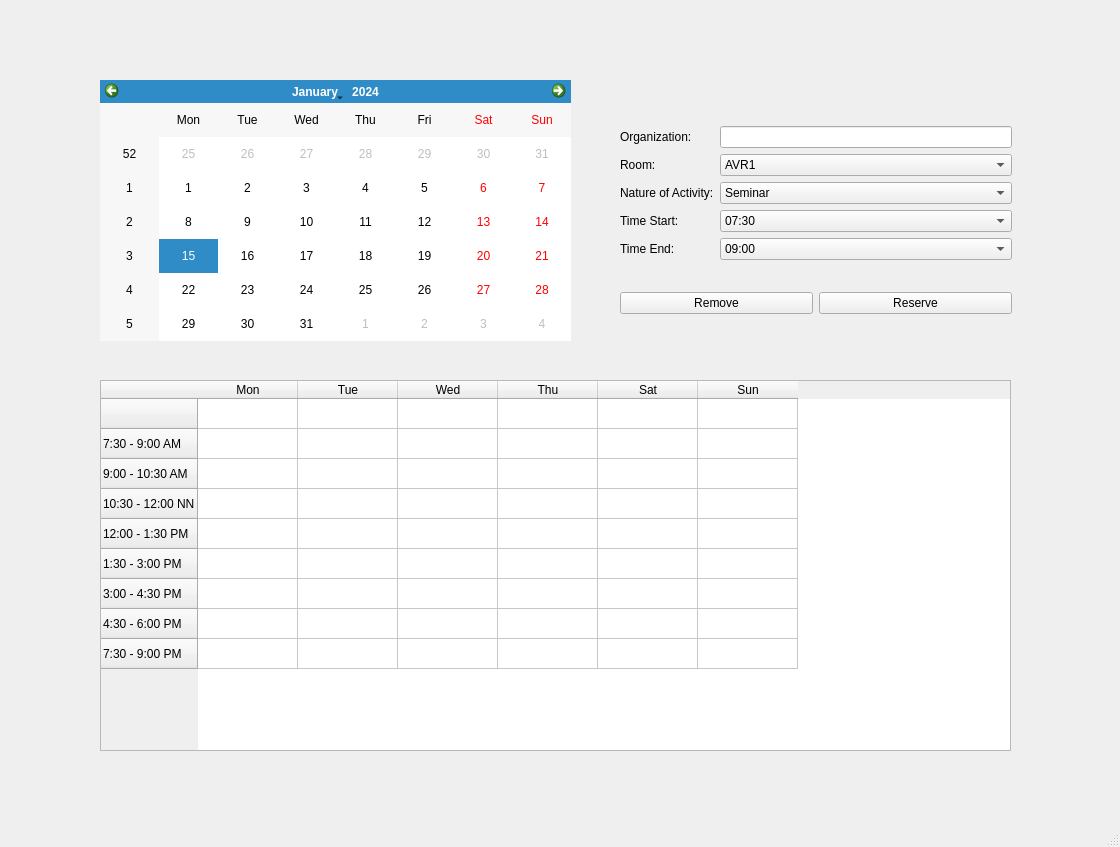
Before: the Qt Designer form UserInterface/Schedule.ui in jvgcalites/Room-Reservation, drawn with Qt 5.
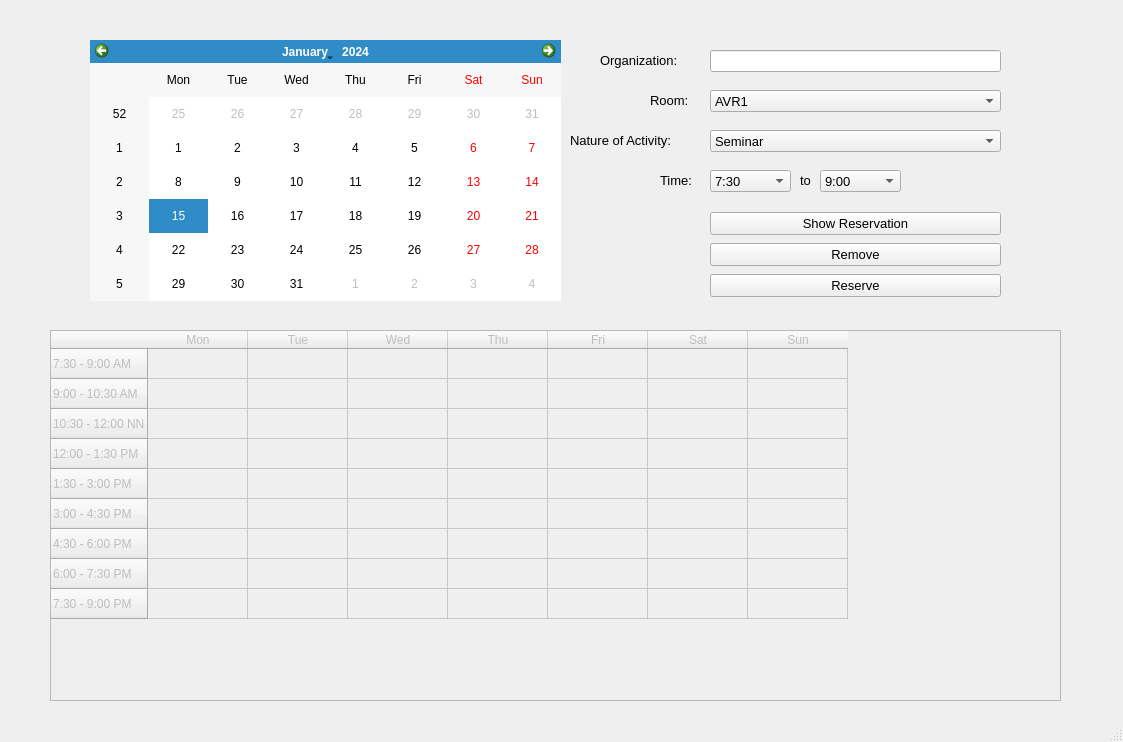
After: the same form once the commit is applied.

The edit to the form file:
```diff
--- a/UserInterface/Schedule.ui
+++ b/UserInterface/Schedule.ui
@@ -6,8 +6,8 @@
    <rect>
     <x>0</x>
     <y>0</y>
-    <width>1120</width>
-    <height>847</height>
+    <width>1123</width>
+    <height>742</height>
    </rect>
   </property>
   <property name="windowTitle">
@@ -17,263 +17,54 @@
    <widget class="QWidget" name="gridLayoutWidget">
     <property name="geometry">
      <rect>
-      <x>100</x>
-      <y>80</y>
+      <x>90</x>
+      <y>40</y>
       <width>471</width>
       <height>261</height>
      </rect>
     </property>
     <layout class="QGridLayout" name="gridLayout_3">
-     <item row="0" column="0">
-      <widget class="QCalendarWidget" name="calendarWidget"/>
-     </item>
-    </layout>
-   </widget>
-   <widget class="QWidget" name="verticalLayoutWidget">
-    <property name="geometry">
-     <rect>
-      <x>620</x>
-      <y>100</y>
-      <width>392</width>
-      <height>241</height>
-     </rect>
-    </property>
-    <layout class="QVBoxLayout" name="verticalLayout_5">
-     <item>
-      <layout class="QHBoxLayout" name="horizontalLayout_2">
-       <item>
-        <layout class="QVBoxLayout" name="verticalLayout_3">
-         <item>
-          <widget class="QLabel" name="label_4">
-           <property name="text">
-            <string>Organization:</string>
-           </property>
-          </widget>
-         </item>
-         <item>
-          <widget class="QLabel" name="label">
-           <property name="text">
-            <string>Room: </string>
-           </property>
-          </widget>
-         </item>
-         <item>
-          <widget class="QLabel" name="label_5">
-           <property name="text">
-            <string>Nature of Activity:</string>
-           </property>
-          </widget>
-         </item>
-         <item>
-          <widget class="QLabel" name="label_2">
-           <property name="text">
-            <string>Time Start:</string>
-           </property>
-          </widget>
-         </item>
-         <item>
-          <widget class="QLabel" name="label_3">
-           <property name="text">
-            <string>Time End:</string>
-           </property>
-          </widget>
-         </item>
-        </layout>
-       </item>
-       <item>
-        <layout class="QVBoxLayout" name="verticalLayout_4">
-         <item>
-          <widget class="QLineEdit" name="lineEdit_organization"/>
-         </item>
-         <item>
-          <widget class="QComboBox" name="comboBox_room">
-           <item>
-            <property name="text">
-             <string>AVR1</string>
-            </property>
-           </item>
-           <item>
-            <property name="text">
-             <string>AVR2</string>
-            </property>
-           </item>
-           <item>
-            <property name="text">
-             <string>AVR3</string>
-            </property>
-           </item>
-           <item>
-            <property name="text">
-             <string>Plenary Hall</string>
-            </property>
-           </item>
-           <item>
-            <property name="text">
-             <string>Seminar Room</string>
-            </property>
-           </item>
-           <item>
-            <property name="text">
-             <string>Gym</string>
-            </property>
-           </item>
-          </widget>
-         </item>
-         <item>
-          <widget class="QComboBox" name="comboBox_natureOfActivity">
-           <item>
-            <property name="text">
-             <string>Seminar</string>
-            </property>
-           </item>
-           <item>
-            <property name="text">
-             <string>Orientation</string>
-            </property>
-           </item>
-           <item>
-            <property name="text">
-             <string>Meeting</string>
-            </property>
-           </item>
-          </widget>
-         </item>
-         <item>
-          <widget class="QComboBox" name="comboBox_timeStart">
-           <item>
-            <property name="text">
-             <string>07:30</string>
-            </property>
-           </item>
-           <item>
-            <property name="text">
-             <string>09:00</string>
-            </property>
-           </item>
-           <item>
-            <property name="text">
-             <string>10:30</string>
-            </property>
-           </item>
-           <item>
-            <property name="text">
-             <string>12:00</string>
-            </property>
-           </item>
-           <item>
-            <property name="text">
-             <string>13:30</string>
-            </property>
-           </item>
-           <item>
-            <property name="text">
-             <string>15:00</string>
-            </property>
-           </item>
-           <item>
-            <property name="text">
-             <string>16:30</string>
-            </property>
-           </item>
-           <item>
-            <property name="text">
-             <string>18:00</string>
-            </property>
-           </item>
-           <item>
-            <property name="text">
-             <string>19:30</string>
-            </property>
-           </item>
-          </widget>
-         </item>
-         <item>
-          <widget class="QComboBox" name="comboBox_timeEnd">
-           <item>
-            <property name="text">
-             <string>09:00</string>
-            </property>
-           </item>
-           <item>
-            <property name="text">
-             <string>10:30</string>
-            </property>
-           </item>
-           <item>
-            <property name="text">
-             <string>12:00</string>
-            </property>
-           </item>
-           <item>
-            <property name="text">
-             <string>13:30</string>
-            </property>
-           </item>
-           <item>
-            <property name="text">
-             <string>15:00</string>
-            </property>
-           </item>
-           <item>
-            <property name="text">
-             <string>16:30</string>
-            </property>
-           </item>
-           <item>
-            <property name="text">
-             <string>18:00</string>
-            </property>
-           </item>
-           <item>
-            <property name="text">
-             <string>19:30</string>
-            </property>
-           </item>
-           <item>
-            <property name="text">
-             <string>21:00</string>
-            </property>
-           </item>
-          </widget>
-         </item>
-        </layout>
-       </item>
-      </layout>
-     </item>
-     <item>
-      <layout class="QHBoxLayout" name="horizontalLayout_4">
-       <item>
-        <widget class="QPushButton" name="pushButton_remove">
-         <property name="text">
-          <string>Remove</string>
-         </property>
-        </widget>
-       </item>
-       <item>
-        <widget class="QPushButton" name="pushButton_reserve">
-         <property name="text">
-          <string>Reserve</string>
-         </property>
-        </widget>
-       </item>
-      </layout>
+     <item row="0" column="1">
+      <widget class="QCalendarWidget" name="calendarWidget">
+       <property name="firstDayOfWeek">
+        <enum>Qt::Monday</enum>
+       </property>
+      </widget>
      </item>
     </layout>
    </widget>
    <widget class="QTableWidget" name="tableWidget_schedule">
+    <property name="enabled">
+     <bool>false</bool>
+    </property>
     <property name="geometry">
      <rect>
-      <x>100</x>
-      <y>380</y>
-      <width>911</width>
+      <x>50</x>
+      <y>330</y>
+      <width>1011</width>
       <height>371</height>
      </rect>
     </property>
-    <row>
-     <property name="text">
-      <string/>
-     </property>
-    </row>
+    <property name="font">
+     <font>
+      <stylestrategy>PreferDefault</stylestrategy>
+     </font>
+    </property>
+    <property name="layoutDirection">
+     <enum>Qt::LeftToRight</enum>
+    </property>
+    <property name="autoFillBackground">
+     <bool>true</bool>
+    </property>
+    <property name="verticalScrollBarPolicy">
+     <enum>Qt::ScrollBarAlwaysOff</enum>
+    </property>
+    <property name="horizontalScrollBarPolicy">
+     <enum>Qt::ScrollBarAlwaysOff</enum>
+    </property>
+    <property name="editTriggers">
+     <set>QAbstractItemView::NoEditTriggers</set>
+    </property>
     <row>
      <property name="text">
       <string>7:30 - 9:00 AM</string>
@@ -309,6 +100,11 @@
       <string>4:30 - 6:00 PM</string>
      </property>
     </row>
+    <row>
+     <property name="text">
+      <string>6:00 - 7:30 PM</string>
+     </property>
+    </row>
     <row>
      <property name="text">
       <string>7:30 - 9:00 PM</string>
@@ -334,6 +130,11 @@
       <string>Thu</string>
      </property>
     </column>
+    <column>
+     <property name="text">
+      <string>Fri</string>
+     </property>
+    </column>
     <column>
      <property name="text">
       <string>Sat</string>
@@ -345,16 +146,359 @@
      </property>
     </column>
    </widget>
-   <widget class="QWidget" name="verticalLayoutWidget_4">
+   <widget class="QComboBox" name="comboBox_NatureOfActivity">
     <property name="geometry">
      <rect>
-      <x>100</x>
-      <y>380</y>
-      <width>160</width>
-      <height>80</height>
+      <x>710</x>
+      <y>130</y>
+      <width>291</width>
+      <height>22</height>
      </rect>
     </property>
-    <layout class="QVBoxLayout" name="verticalLayout_6"/>
+    <property name="font">
+     <font>
+      <pointsize>10</pointsize>
+     </font>
+    </property>
+    <item>
+     <property name="text">
+      <string>Seminar</string>
+     </property>
+    </item>
+    <item>
+     <property name="text">
+      <string>Orientation</string>
+     </property>
+    </item>
+    <item>
+     <property name="text">
+      <string>Meeting</string>
+     </property>
+    </item>
+   </widget>
+   <widget class="QComboBox" name="comboBox_timeEnd">
+    <property name="geometry">
+     <rect>
+      <x>820</x>
+      <y>170</y>
+      <width>81</width>
+      <height>22</height>
+     </rect>
+    </property>
+    <property name="font">
+     <font>
+      <pointsize>10</pointsize>
+     </font>
+    </property>
+    <item>
+     <property name="text">
+      <string>9:00</string>
+     </property>
+    </item>
+    <item>
+     <property name="text">
+      <string>10:30</string>
+     </property>
+    </item>
+    <item>
+     <property name="text">
+      <string>12:00</string>
+     </property>
+    </item>
+    <item>
+     <property name="text">
+      <string>13:30</string>
+     </property>
+    </item>
+    <item>
+     <property name="text">
+      <string>15:00</string>
+     </property>
+    </item>
+    <item>
+     <property name="text">
+      <string>16:30</string>
+     </property>
+    </item>
+    <item>
+     <property name="text">
+      <string>18:00</string>
+     </property>
+    </item>
+    <item>
+     <property name="text">
+      <string>19:30</string>
+     </property>
+    </item>
+    <item>
+     <property name="text">
+      <string>21:00</string>
+     </property>
+    </item>
+   </widget>
+   <widget class="QComboBox" name="comboBox_Room">
+    <property name="geometry">
+     <rect>
+      <x>710</x>
+      <y>90</y>
+      <width>291</width>
+      <height>22</height>
+     </rect>
+    </property>
+    <property name="font">
+     <font>
+      <pointsize>10</pointsize>
+     </font>
+    </property>
+    <item>
+     <property name="text">
+      <string>AVR1</string>
+     </property>
+    </item>
+    <item>
+     <property name="text">
+      <string>AVR2</string>
+     </property>
+    </item>
+    <item>
+     <property name="text">
+      <string>AVR3</string>
+     </property>
+    </item>
+    <item>
+     <property name="text">
+      <string>Plenary Hall</string>
+     </property>
+    </item>
+    <item>
+     <property name="text">
+      <string>Seminar Room</string>
+     </property>
+    </item>
+    <item>
+     <property name="text">
+      <string>Gym</string>
+     </property>
+    </item>
+   </widget>
+   <widget class="QLabel" name="label_2">
+    <property name="geometry">
+     <rect>
+      <x>660</x>
+      <y>170</y>
+      <width>41</width>
+      <height>21</height>
+     </rect>
+    </property>
+    <property name="font">
+     <font>
+      <pointsize>10</pointsize>
+     </font>
+    </property>
+    <property name="text">
+     <string>Time:</string>
+    </property>
+   </widget>
+   <widget class="QLabel" name="label_room">
+    <property name="geometry">
+     <rect>
+      <x>650</x>
+      <y>90</y>
+      <width>51</width>
+      <height>21</height>
+     </rect>
+    </property>
+    <property name="font">
+     <font>
+      <pointsize>10</pointsize>
+     </font>
+    </property>
+    <property name="text">
+     <string>Room: </string>
+    </property>
+   </widget>
+   <widget class="QLineEdit" name="lineEdit_Organization">
+    <property name="enabled">
+     <bool>true</bool>
+    </property>
+    <property name="geometry">
+     <rect>
+      <x>710</x>
+      <y>50</y>
+      <width>291</width>
+      <height>22</height>
+     </rect>
+    </property>
+    <property name="font">
+     <font>
+      <pointsize>10</pointsize>
+     </font>
+    </property>
+   </widget>
+   <widget class="QComboBox" name="comboBox_timeStart">
+    <property name="geometry">
+     <rect>
+      <x>710</x>
+      <y>170</y>
+      <width>81</width>
+      <height>22</height>
+     </rect>
+    </property>
+    <property name="font">
+     <font>
+      <pointsize>10</pointsize>
+     </font>
+    </property>
+    <item>
+     <property name="text">
+      <string>7:30</string>
+     </property>
+    </item>
+    <item>
+     <property name="text">
+      <string>9:00</string>
+     </property>
+    </item>
+    <item>
+     <property name="text">
+      <string>10:30</string>
+     </property>
+    </item>
+    <item>
+     <property name="text">
+      <string>12:00</string>
+     </property>
+    </item>
+    <item>
+     <property name="text">
+      <string>13:30</string>
+     </property>
+    </item>
+    <item>
+     <property name="text">
+      <string>15:00</string>
+     </property>
+    </item>
+    <item>
+     <property name="text">
+      <string>16:30</string>
+     </property>
+    </item>
+    <item>
+     <property name="text">
+      <string>18:00</string>
+     </property>
+    </item>
+    <item>
+     <property name="text">
+      <string>19:30</string>
+     </property>
+    </item>
+   </widget>
+   <widget class="QLabel" name="label_3">
+    <property name="geometry">
+     <rect>
+      <x>800</x>
+      <y>170</y>
+      <width>20</width>
+      <height>21</height>
+     </rect>
+    </property>
+    <property name="font">
+     <font>
+      <pointsize>10</pointsize>
+     </font>
+    </property>
+    <property name="text">
+     <string>to</string>
+    </property>
+   </widget>
+   <widget class="QLabel" name="label_5">
+    <property name="geometry">
+     <rect>
+      <x>570</x>
+      <y>120</y>
+      <width>141</width>
+      <height>41</height>
+     </rect>
+    </property>
+    <property name="font">
+     <font>
+      <pointsize>10</pointsize>
+     </font>
+    </property>
+    <property name="text">
+     <string>Nature of Activity:</string>
+    </property>
+   </widget>
+   <widget class="QLabel" name="label_organization">
+    <property name="geometry">
+     <rect>
+      <x>600</x>
+      <y>50</y>
+      <width>101</width>
+      <height>21</height>
+     </rect>
+    </property>
+    <property name="font">
+     <font>
+      <pointsize>10</pointsize>
+     </font>
+    </property>
+    <property name="text">
+     <string>Organization:</string>
+    </property>
+   </widget>
+   <widget class="QWidget" name="verticalLayoutWidget">
+    <property name="geometry">
+     <rect>
+      <x>710</x>
+      <y>210</y>
+      <width>291</width>
+      <height>91</height>
+     </rect>
+    </property>
+    <layout class="QVBoxLayout" name="verticalLayout">
+     <item>
+      <widget class="QPushButton" name="pushButton_ShowReservation">
+       <property name="enabled">
+        <bool>true</bool>
+       </property>
+       <property name="font">
+        <font>
+         <pointsize>10</pointsize>
+        </font>
+       </property>
+       <property name="text">
+        <string>Show Reservation</string>
+       </property>
+      </widget>
+     </item>
+     <item>
+      <widget class="QPushButton" name="pushButton_Remove">
+       <property name="font">
+        <font>
+         <pointsize>10</pointsize>
+        </font>
+       </property>
+       <property name="text">
+        <string>Remove</string>
+       </property>
+      </widget>
+     </item>
+     <item>
+      <widget class="QPushButton" name="pushButton_Reserve">
+       <property name="font">
+        <font>
+         <pointsize>10</pointsize>
+        </font>
+       </property>
+       <property name="text">
+        <string>Reserve</string>
+       </property>
+      </widget>
+     </item>
+    </layout>
    </widget>
   </widget>
   <widget class="QStatusBar" name="statusbar"/>
```
Left out of the diff: 4 changed lines with no effect on the pictures.
